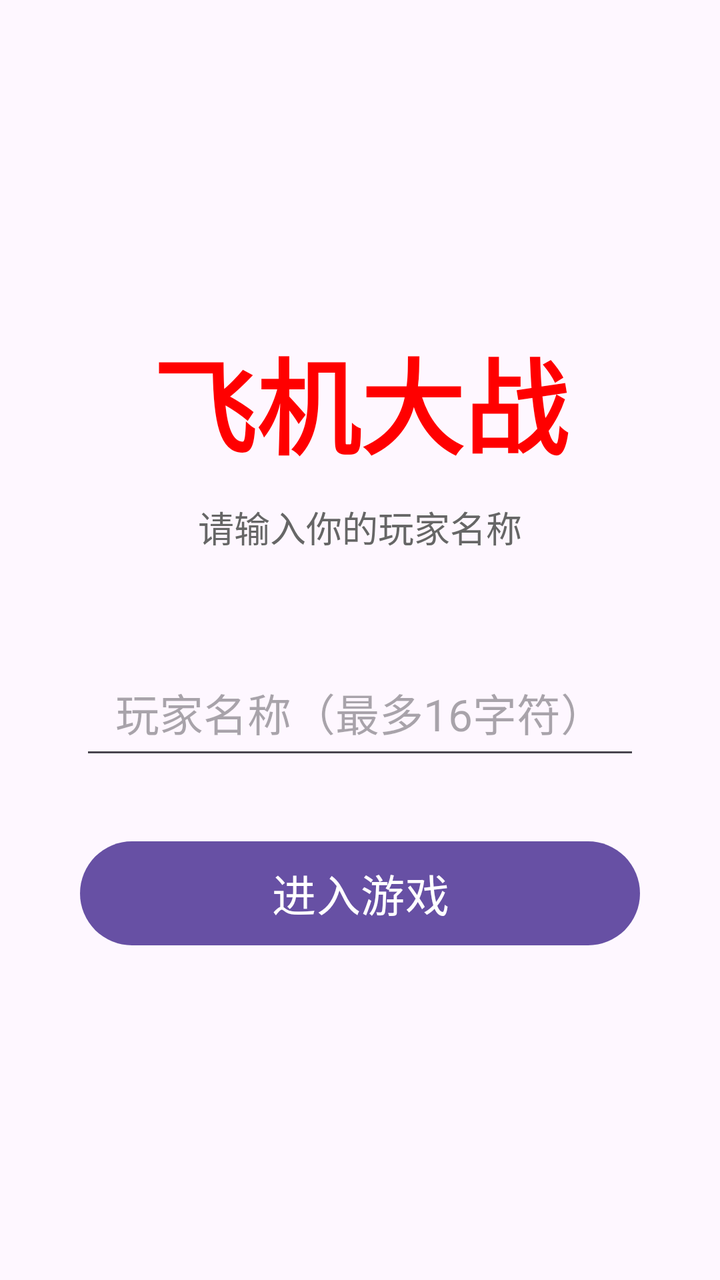
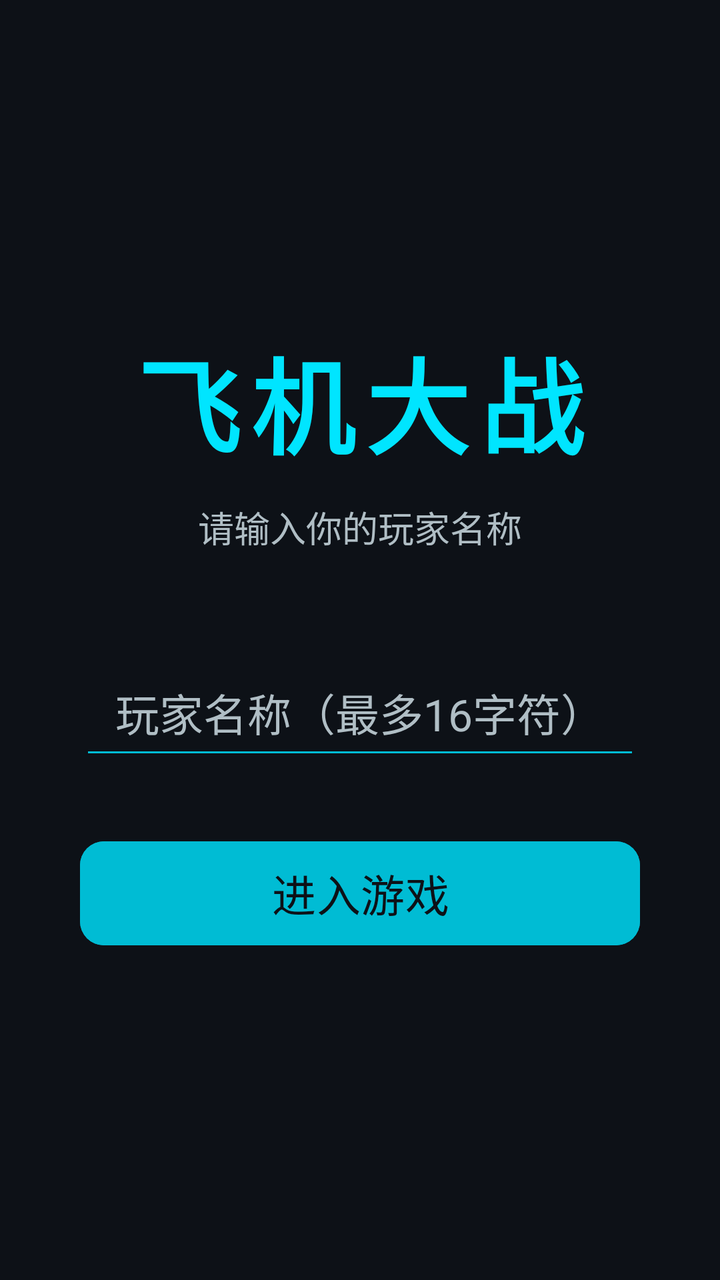

Two renders of the same Android screen: before a commit and after it. Below are the layout's source before the change and the commit's diff.
<!-- AndroidManifest.xml: application theme Theme.AircraftWar -->
<!-- res/layout/activity_login.xml -->
<?xml version="1.0" encoding="utf-8"?>
<LinearLayout xmlns:android="http://schemas.android.com/apk/res/android"
    android:layout_width="match_parent"
    android:layout_height="match_parent"
    android:orientation="vertical"
    android:gravity="center"
    android:padding="40dp">

    <TextView
        android:layout_width="match_parent"
        android:layout_height="wrap_content"
        android:text="飞机大战"
        android:textSize="52sp"
        android:textStyle="bold"
        android:textColor="#FF0000"
        android:gravity="center"
        android:layout_marginBottom="12dp" />

    <TextView
        android:layout_width="match_parent"
        android:layout_height="wrap_content"
        android:text="请输入你的玩家名称"
        android:textSize="18sp"
        android:textColor="#666666"
        android:gravity="center"
        android:layout_marginBottom="48dp" />

    <EditText
        android:id="@+id/et_player_name"
        android:layout_width="match_parent"
        android:layout_height="60dp"
        android:hint="玩家名称（最多16字符）"
        android:inputType="text"
        android:maxLength="16"
        android:textSize="22sp"
        android:gravity="center"
        android:layout_marginBottom="32dp" />

    <Button
        android:id="@+id/btn_confirm"
        android:layout_width="match_parent"
        android:layout_height="60dp"
        android:text="进入游戏"
        android:textSize="22sp" />

</LinearLayout>
<!-- resources referenced by this layout -->
<resources>
  <style name="Theme.AircraftWar" parent="Base.Theme.AircraftWar" />
  <style name="Base.Theme.AircraftWar" parent="Theme.Material3.DayNight.NoActionBar">
          
          
      </style>
</resources>

<!-- the commit's change to res/layout/activity_login.xml (unified diff, before → after) -->
@@ -1,10 +1,12 @@
 <?xml version="1.0" encoding="utf-8"?>
 <LinearLayout xmlns:android="http://schemas.android.com/apk/res/android"
+    xmlns:app="http://schemas.android.com/apk/res-auto"
     android:layout_width="match_parent"
     android:layout_height="match_parent"
     android:orientation="vertical"
     android:gravity="center"
-    android:padding="40dp">
+    android:padding="40dp"
+    android:background="@color/color_background">
 
     <TextView
         android:layout_width="match_parent"
@@ -12,8 +14,9 @@
         android:text="飞机大战"
         android:textSize="52sp"
         android:textStyle="bold"
-        android:textColor="#FF0000"
+        android:textColor="@color/color_title"
         android:gravity="center"
+        android:letterSpacing="0.1"
         android:layout_marginBottom="12dp" />
 
     <TextView
@@ -21,7 +24,7 @@
         android:layout_height="wrap_content"
         android:text="请输入你的玩家名称"
         android:textSize="18sp"
-        android:textColor="#666666"
+        android:textColor="@color/color_text_secondary"
         android:gravity="center"
         android:layout_marginBottom="48dp" />
 
@@ -34,6 +37,9 @@
         android:maxLength="16"
         android:textSize="22sp"
         android:gravity="center"
+        android:textColor="@color/color_text_primary"
+        android:textColorHint="@color/color_text_secondary"
+        android:backgroundTint="@color/color_button_stroke"
         android:layout_marginBottom="32dp" />
 
     <Button
@@ -41,6 +47,8 @@
         android:layout_width="match_parent"
         android:layout_height="60dp"
         android:text="进入游戏"
-        android:textSize="22sp" />
+        android:textSize="22sp"
+        android:backgroundTint="@color/color_button_stroke"
+        app:cornerRadius="12dp" />
 
 </LinearLayout>
<!-- resource entries referenced after the edit -->
@@ -1,9 +1,19 @@
 <!-- resources referenced by this layout -->
 <resources>
+  <color name="color_background">#0D1117</color>
+  <color name="color_button_stroke">#00BCD4</color>
+  <color name="color_text_primary">#FFFFFF</color>
+  <color name="color_text_secondary">#B0BEC5</color>
+  <color name="color_title">#00E5FF</color>
   <style name="Theme.AircraftWar" parent="Base.Theme.AircraftWar" />
   <style name="Base.Theme.AircraftWar" parent="Theme.Material3.DayNight.NoActionBar">
-          
-          
+          <item name="colorPrimary">#00BCD4</item>
+          <item name="colorPrimaryVariant">#00838F</item>
+          <item name="android:windowBackground">@color/color_background</item>
+          <item name="colorSurface">@color/color_card_bg</item>
+          <item name="colorOnSurface">@color/color_text_primary</item>
+          <item name="colorOnPrimary">@color/color_background</item>
       </style>
+  <color name="color_card_bg">#111827</color>
 </resources>
 
